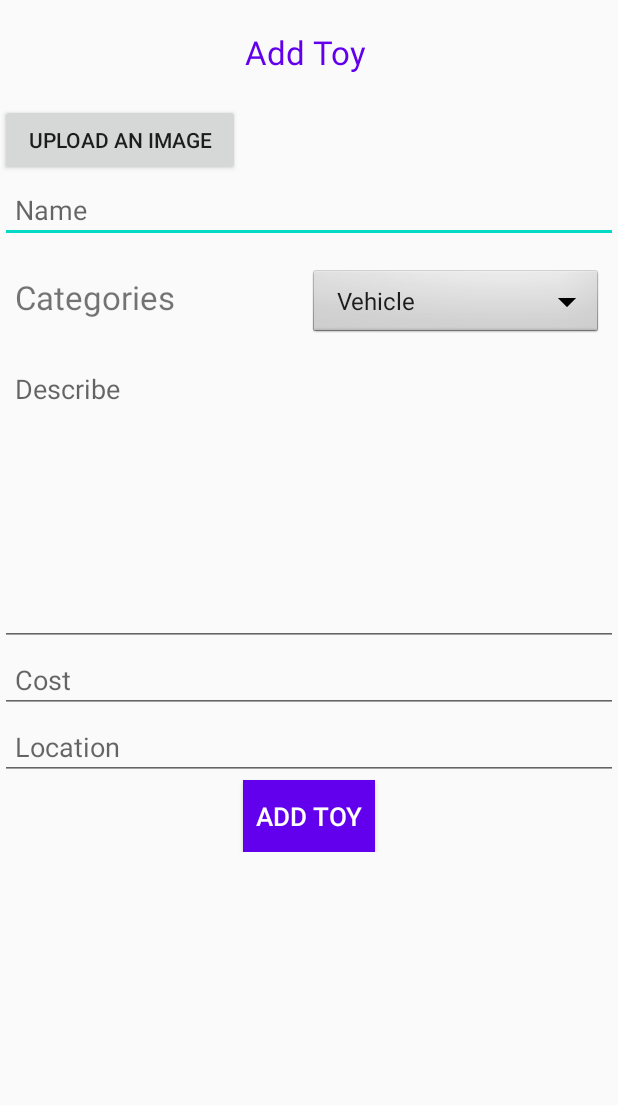
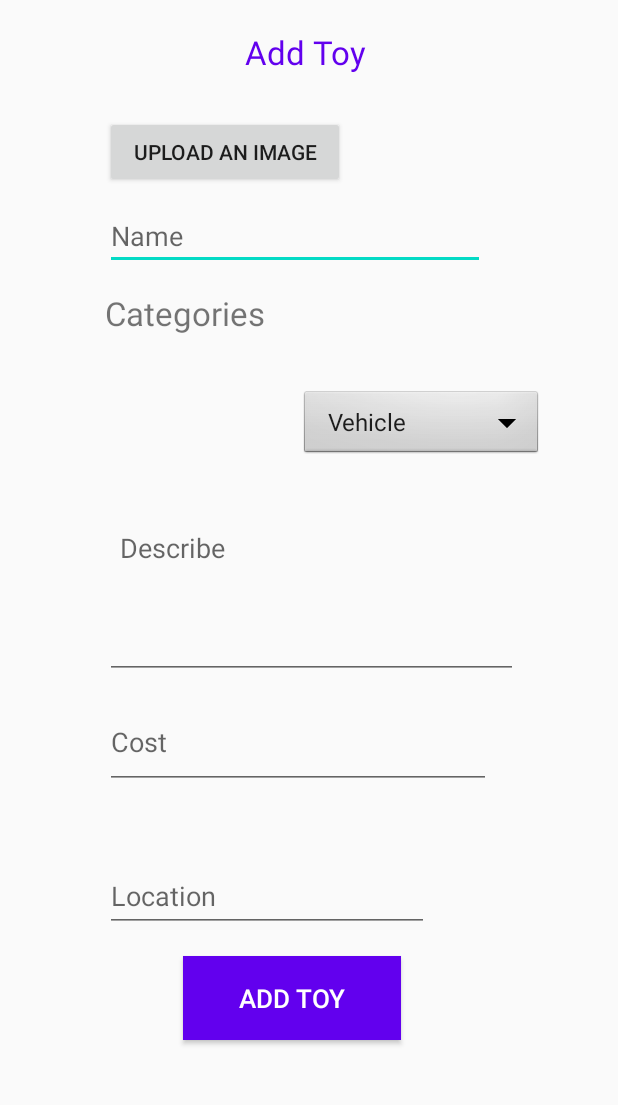
Before and after one commit to arselan95/Toy-Trader-Android-Application, an Android app: the screen it shows after launch once a user with an empty profile is signed in (UploadToy), in the side drawer, after a tap on "Add Toys", on a phone screen of 412 x 824 dp, the part 84-1189 px from its top. Run offline under Robolectric (Android 15) with nearby library versions, the phone set to English and light mode, and no system bars; our stand-ins replace Firebase (no records; nobody signed in at launch, a user with empty details on screens opened directly).

Commit message:
Integration of upload toy

```diff
--- a/ToyTrader/app/build.gradle
+++ b/ToyTrader/app/build.gradle
@@ -32,8 +32,10 @@ dependencies {
     implementation 'com.google.firebase:firebase-firestore:17.0.4'
     implementation 'com.google.firebase:firebase-core:16.0.1'
     implementation 'com.google.firebase:firebase-auth'
+    implementation 'com.google.firebase:firebase-storage'
     implementation 'com.google.android.material:material:1.0.0'
     implementation 'androidx.legacy:legacy-support-v4:1.0.0'
+
     testImplementation 'junit:junit:4.12'
     androidTestImplementation 'androidx.test.ext:junit:1.1.2'
     androidTestImplementation 'androidx.test.espresso:espresso-core:3.3.0'
--- a/ToyTrader/app/src/main/AndroidManifest.xml
+++ b/ToyTrader/app/src/main/AndroidManifest.xml
@@ -2,6 +2,10 @@
 <manifest xmlns:android="http://schemas.android.com/apk/res/android"
     package="com.example.toytrader">
 
+    <uses-permission android:name="android.permission.INTERNET" />
+    <uses-permission android:name="android.permission.CAMERA" />
+    <uses-permission android:name="android.permission.READ_EXTERNAL_STORAGE" />
+    <uses-permission android:name="android.permission.WRITE_EXTERNAL_STORAGE" />
 
     <application
         android:allowBackup="true"
--- a/ToyTrader/app/src/main/java/com/example/toytrader/UploadToy.java
+++ b/ToyTrader/app/src/main/java/com/example/toytrader/UploadToy.java
@@ -2,14 +2,21 @@ package com.example.toytrader;
 
 import androidx.annotation.NonNull;
 import androidx.appcompat.app.ActionBarDrawerToggle;
+import androidx.appcompat.app.AlertDialog;
 import androidx.appcompat.app.AppCompatActivity;
 import androidx.appcompat.widget.Toolbar;
+import androidx.core.app.ActivityCompat;
 import androidx.core.view.GravityCompat;
 import androidx.drawerlayout.widget.DrawerLayout;
 
 
+import android.Manifest;
+import android.content.DialogInterface;
 import android.content.Intent;
+import android.net.Uri;
 import android.os.Bundle;
+import android.provider.MediaStore;
+import android.view.LayoutInflater;
 import android.view.Menu;
 import android.view.MenuInflater;
 import android.view.MenuItem;
@@ -18,21 +25,30 @@ import android.widget.AdapterView;
 import android.widget.ArrayAdapter;
 import android.widget.Button;
 import android.widget.EditText;
+import android.widget.ImageView;
+import android.widget.ProgressBar;
 import android.widget.Spinner;
 import android.widget.Toast;
 
 import com.google.android.material.navigation.NavigationView;
 
+import java.util.HashMap;
+import java.util.Map;
+
 public class UploadToy extends AppCompatActivity implements AdapterView.OnItemSelectedListener,
-        NavigationView.OnNavigationItemSelectedListener {
+        NavigationView.OnNavigationItemSelectedListener, FirebaseListener {
 
-    EditText name, tags, location, cost, description, image;
-
+    private EditText name, tags, location, cost, description;
+    private Button uploadImageButton;
+    private ImageView imageView ;
+    private Uri selectedImage;
     private Spinner spinner;
-    private static final String[] paths = {"Vehicle", "Soft toys", "Party Toys", "Dolls", "Electronics"};
+    private ProgressBar progressSpinner;
+    private Map toyData;
+    private static final String[] paths = {"Vehicle", "Soft Toys", "Party Toys", "Dolls", "Electronics"};
     private DrawerLayout drawer;
-    String category="";
-
+    String category = "";
+    private static final int PERMISSION_REQUEST_CODE = 200;
 
     @Override
     protected void onCreate(Bundle savedInstanceState) {
@@ -51,19 +67,84 @@ public class UploadToy extends AppCompatActivity implements AdapterView.OnItemSe
         toggle.syncState();
 
 
-        spinner = (Spinner)findViewById(R.id.categories);
-        ArrayAdapter<String>adapter = new ArrayAdapter<String>(UploadToy.this,
-                android.R.layout.simple_spinner_item,paths);
-
+        spinner = (Spinner) findViewById(R.id.categories);
+        ArrayAdapter<String> adapter = new ArrayAdapter<String>(UploadToy.this,
+                android.R.layout.simple_spinner_item, paths);
 
 
         adapter.setDropDownViewResource(android.R.layout.simple_spinner_dropdown_item);
         spinner.setAdapter(adapter);
         spinner.setOnItemSelectedListener(this);
 
+        setupViews();
+        setupTextWatchers();
+        setupButtonClick();
+    }
+
+    private void setupViews() {
+        name = findViewById(R.id.nametext);
+        location = findViewById(R.id.locationtext);
+        cost = findViewById(R.id.costtext);
+        description = findViewById(R.id.descriptiontext);
+        uploadImageButton = findViewById(R.id.imagesrc);
+        imageView = findViewById(R.id.upload_toy_image);
+        progressSpinner = (ProgressBar) findViewById(R.id.progressBar_cyclic);
+        progressSpinner.setVisibility(View.GONE);
+    }
+
+    private void setupTextWatchers() {
+        name.addTextChangedListener(new CustomTextWatcher(name));
+        location.addTextChangedListener(new CustomTextWatcher(location));
+        cost.addTextChangedListener(new CustomTextWatcher(cost));
+        description.addTextChangedListener(new CustomTextWatcher(description));
+    }
+
+    private void setupButtonClick() {
+        final UploadToy ut = this;
+        uploadImageButton.setOnClickListener(new View.OnClickListener() {
+            @Override
+            public void onClick(View view) {
+                ActivityCompat.requestPermissions(ut,new String[]{Manifest.permission.CAMERA, Manifest.permission.READ_EXTERNAL_STORAGE},
+                        PERMISSION_REQUEST_CODE );
+                showDialog("Select an Option");
+            }
+        });
+    }
+
+    private void showDialog(String text) {
+        AlertDialog.Builder builder = new AlertDialog.Builder(this);
+        builder.setMessage(text);
+        builder.setMessage("Pick One").setCancelable(true).setNegativeButton("Gallery", new DialogInterface.OnClickListener() {
+            public void onClick(DialogInterface dialog, int id) {
+                Intent pickPhoto = new Intent(Intent.ACTION_PICK,
+                        android.provider.MediaStore.Images.Media.EXTERNAL_CONTENT_URI);
+                startActivityForResult(pickPhoto , 1);
+            }
+        }).setPositiveButton("Camera", new DialogInterface.OnClickListener() {
+            public void onClick(DialogInterface dialog, int id) {
+                Intent takePicture = new Intent(MediaStore.ACTION_IMAGE_CAPTURE);
+                startActivityForResult(takePicture, 0);
+            }
+        });
+        AlertDialog alertDialog = builder.create();
+        alertDialog.show();
+    }
 
 
+    protected void onActivityResult(int requestCode, int resultCode, Intent imageReturnedIntent) {
+        super.onActivityResult(requestCode, resultCode, imageReturnedIntent);
+        switch(requestCode) {
+            case 0:
+            case 1:
+                if(resultCode == RESULT_OK){
+                    selectedImage = imageReturnedIntent.getData();
+                    imageView.setVisibility(View.VISIBLE);
+                    imageView.setImageURI(selectedImage);
+                }
+                break;
+        }
     }
+
 
     @Override
     public void onItemSelected(AdapterView<?> parent, View view, int position, long id) {
@@ -71,23 +152,23 @@ public class UploadToy extends AppCompatActivity implements AdapterView.OnItemSe
         switch (position) {
             //retrive this string on category page
             case 0:
-                category = "Vehicle";
+                category = Constants.VEHICLE;
                 Toast.makeText(parent.getContext(), "Vehicles selected!", Toast.LENGTH_SHORT).show();
                 break;
             case 1:
-                category = "Soft Toy";
+                category = Constants.SOFT_TOYS;
                 Toast.makeText(parent.getContext(), "Soft Toys selected!", Toast.LENGTH_SHORT).show();
                 break;
             case 2:
-                category = "Toy";
-                    Toast.makeText(parent.getContext(), "Party Toys Selected!", Toast.LENGTH_SHORT).show();
+                category = Constants.PARTY_TOYS;
+                Toast.makeText(parent.getContext(), "Party Toys Selected!", Toast.LENGTH_SHORT).show();
                 break;
             case 3:
-                category = "Dolls";
+                category = Constants.DOLLS;
                 Toast.makeText(parent.getContext(), "Dolls Selected!", Toast.LENGTH_SHORT).show();
                 break;
             case 4:
-                category = "Electronics";
+                category = Constants.ELECTRONICS;
                 Toast.makeText(parent.getContext(), "Electronics Selected!", Toast.LENGTH_SHORT).show();
                 break;
 
@@ -97,10 +178,10 @@ public class UploadToy extends AppCompatActivity implements AdapterView.OnItemSe
 
     @Override
     public void onBackPressed() {
-        if(drawer.isDrawerOpen(GravityCompat.START)){
+        if (drawer.isDrawerOpen(GravityCompat.START)) {
             drawer.closeDrawer(GravityCompat.START);
         } else
-        super.onBackPressed();
+            super.onBackPressed();
     }
 
     @Override
@@ -122,7 +203,7 @@ public class UploadToy extends AppCompatActivity implements AdapterView.OnItemSe
 
     @Override
     public boolean onNavigationItemSelected(@NonNull MenuItem menuItem) {
-        switch (menuItem.getItemId()){
+        switch (menuItem.getItemId()) {
             case R.id.nav_profile:
                 Intent intent2 = new Intent(this, ProfileActivity.class);
                 startActivity(intent2);
@@ -151,12 +232,58 @@ public class UploadToy extends AppCompatActivity implements AdapterView.OnItemSe
         return true;
     }
 
-    public void addtoy(View V)
-    {
-        Intent i = new Intent (this, UserHomeActivity.class);
+    private Boolean checkValidations() {
+        if(selectedImage == null) {
+            SnackbarHelper.showMessage("Please select a toy image", this.getCurrentFocus());
+            return false;
+        }else if(name.getText().toString().isEmpty()) {
+            SnackbarHelper.showMessage("Please enter toy name", this.getCurrentFocus());
+            return false;
+        }else if(category.isEmpty()) {
+            SnackbarHelper.showMessage("Please select a category", this.getCurrentFocus());
+            return false;
+        }else if(description.getText().toString().isEmpty()) {
+            SnackbarHelper.showMessage("Please enter some toy description", this.getCurrentFocus());
+            return false;
+        }else if(cost.getText().toString().isEmpty()) {
+            SnackbarHelper.showMessage("Please enter some cost for the toy", this.getCurrentFocus());
+            return false;
+        }else if(location.getText().toString().isEmpty()) {
+            SnackbarHelper.showMessage("Please enter the address for the toy", this.getCurrentFocus());
+            return false;
+        }
+        toyData = new HashMap();
+        toyData.put("category", category);
+        toyData.put("cost", Float.parseFloat(cost.getText().toString()));
+        toyData.put("description", description.getText().toString());
+        toyData.put("location", location.getText().toString());
+        toyData.put("name", name.getText().toString());
+        toyData.put("userid", FirebaseHelper.getInstance().getFirebaseUser().getUid());
+        return true;
+    }
 
-        i.putExtra("cate", category);
-        startActivity(i);
+    public void addtoy(View V) {
+        if(checkValidations()){
+            progressSpinner.setVisibility(View.VISIBLE);
+            FirebaseHelper.getInstance().uploadToyWithData(toyData, selectedImage, this);
+        }
+    }
+
+    @Override
+    public <T> void getFBData(T event) {
+        progressSpinner.setVisibility(View.GONE);
+        if(event instanceof String) {
+            SnackbarHelper.showMessage((String) event, this.getCurrentFocus());
+        }else if (event instanceof Boolean) {
+            SnackbarHelper.showMessage("Uploaded Successfully! ", this.getCurrentFocus());
+            Intent i = new Intent(this, UserHomeActivity.class);
+            startActivity(i);
+            this.finish();
+        }
+    }
+
+    @Override
+    public <T> void updateFBResult(T event) {
 
     }
-    }
+}
--- a/ToyTrader/app/src/main/res/layout/activity_upload_toy.xml
+++ b/ToyTrader/app/src/main/res/layout/activity_upload_toy.xml
@@ -10,6 +10,7 @@
     tools:fitsSystemWindows="true"
     tools:openDrawer="start">
 
+
     <LinearLayout
         android:layout_width="match_parent"
         android:layout_height="match_parent"
@@ -19,15 +20,14 @@
             android:id="@+id/action_bar"
             layout="@layout/action_bar"></include>
 
-        <FrameLayout
+        <ScrollView
+            android:layout_width="wrap_content"
+            android:layout_height="wrap_content">
+
+            <LinearLayout
                 android:id="@+id/fragment_container"
                 android:layout_width="match_parent"
-            android:layout_height="match_parent">
-
-            <LinearLayout
-                android:layout_width="match_parent"
-                android:layout_height="wrap_content"
-                android:gravity="left"
+                android:layout_height="match_parent"
                 android:orientation="vertical">
 
                 <TextView
@@ -41,53 +41,89 @@
                     android:textSize="22sp"
                     tools:textStyle="bold" />
 
+                <LinearLayout
+                    android:layout_width="wrap_content"
+                    android:layout_height="wrap_content"
+                    android:orientation="vertical">
+
                 <Button
                     android:id="@+id/imagesrc"
                     android:layout_width="wrap_content"
                     android:layout_height="wrap_content"
+                    android:layout_marginStart="70dp"
+                    android:layout_marginTop="8dp"
+                    android:layout_marginEnd="30dp"
+                    android:layout_marginRight="135dp"
+                    android:layout_marginBottom="1dp"
                     android:ems="10"
-                    android:padding="10dp"
                     android:text="Upload an Image" />
+
+                <ImageView
+                    android:id="@+id/upload_toy_image"
+                    android:layout_width="60dp"
+                    android:layout_height="60dp"
+                    android:maxWidth="60dp"
+                    android:maxHeight="60dp"
+                    android:layout_marginStart="70dp"
+                    android:layout_marginTop="8dp"
+                    android:visibility="gone"/>
+                </LinearLayout>
 
                 <EditText
                     android:id="@+id/nametext"
-                    android:layout_width="match_parent"
+                    android:layout_width="253dp"
                     android:layout_height="wrap_content"
+                    android:layout_marginStart="70dp"
+                    android:layout_marginLeft="67dp"
+                    android:layout_marginTop="8dp"
+                    android:layout_marginEnd="135dp"
+                    android:layout_marginRight="135dp"
                     android:layout_marginBottom="6dp"
                     android:ems="10"
                     android:hint="Name"
-                    android:inputType="textPersonName"
-                    android:padding="10dp" />
+                    android:inputType="textPersonName" />
 
-                <LinearLayout
-                    android:layout_width="match_parent"
-                    android:layout_height="match_parent"
-                    android:orientation="horizontal"
-                    android:padding="10dp">
 
                 <TextView
                     android:id="@+id/categoriestext"
-                        android:layout_width="0dp"
+                    android:layout_width="match_parent"
                     android:layout_height="wrap_content"
-                        android:layout_weight="1"
+                    android:layout_marginStart="70dp"
+                    android:layout_marginLeft="67dp"
+                    android:layout_marginTop="8dp"
+                    android:layout_marginEnd="200dp"
+                    android:layout_marginRight="135dp"
+                    android:layout_marginBottom="27dp"
                     android:text="Categories "
                     android:textSize="22sp"
                     tools:textStyle="bold" />
 
+
                 <Spinner
                     android:id="@+id/categories"
-                        android:layout_width="0dp"
+                    android:layout_width="match_parent"
                     android:layout_height="wrap_content"
-                        android:layout_weight="1"
+                    android:layout_marginStart="200dp"
+                    android:layout_marginLeft="67dp"
+                    android:layout_marginTop="8dp"
+                    android:layout_marginEnd="50dp"
+                    android:layout_marginRight="135dp"
+                    android:layout_marginBottom="27dp"
                     android:background="@android:drawable/btn_dropdown"
                     android:spinnerMode="dropdown"
                     android:text="Tags" />
-                </LinearLayout>
+
 
                 <EditText
                     android:id="@+id/descriptiontext"
-                    android:layout_width="match_parent"
-                    android:layout_height="wrap_content"
+                    android:layout_width="275dp"
+                    android:layout_height="110dp"
+                    android:layout_marginStart="70dp"
+                    android:layout_marginLeft="66dp"
+                    android:layout_marginTop="8dp"
+                    android:layout_marginEnd="76dp"
+                    android:layout_marginRight="76dp"
+                    android:layout_marginBottom="3dp"
                     android:ems="10"
                     android:gravity="top"
                     android:hint="Describe "
@@ -99,40 +135,62 @@
 
                 <EditText
                     android:id="@+id/costtext"
-                    android:layout_width="match_parent"
-                    android:layout_height="wrap_content"
+                    android:layout_width="257dp"
+                    android:layout_height="62dp"
+                    android:layout_marginStart="70dp"
+                    android:layout_marginLeft="67dp"
+                    android:layout_marginTop="8dp"
+                    android:layout_marginEnd="135dp"
+                    android:layout_marginRight="135dp"
+                    android:layout_marginBottom="39dp"
                     android:ems="10"
                     android:hint="Cost"
-                    android:inputType="textPersonName"
-                    android:padding="10dp" />
+                    android:inputType="textPersonName" />
 
                 <EditText
                     android:id="@+id/locationtext"
-                    android:layout_width="match_parent"
-                    android:layout_height="wrap_content"
+                    android:layout_width="216dp"
+                    android:layout_height="48dp"
+                    android:layout_marginStart="70dp"
+                    android:layout_marginLeft="67dp"
+                    android:layout_marginTop="8dp"
+                    android:layout_marginEnd="135dp"
+                    android:layout_marginRight="135dp"
+                    android:layout_marginBottom="8dp"
                     android:ems="10"
                     android:hint="Location"
-                    android:inputType="textPersonName"
-                    android:padding="10dp" />
+                    android:inputType="textPersonName" />
+
+                <ProgressBar
+                    android:id="@+id/progressBar_cyclic"
+                    android:layout_width="wrap_content"
+                    android:layout_height="wrap_content"
+                    android:minHeight="50dp"
+                    android:minWidth="50dp"
+                    android:layout_gravity="center"
+                    android:layout_centerVertical="true"
+                    android:layout_centerHorizontal="true" />
 
                 <Button
                     android:id="@+id/button2"
-                    android:layout_width="wrap_content"
-                    android:layout_height="wrap_content"
-
-                    android:layout_gravity="center"
+                    android:layout_width="145dp"
+                    android:layout_height="56dp"
+                    android:layout_marginStart="122dp"
+                    android:layout_marginTop="8dp"
+                    android:layout_marginEnd="201dp"
+                    android:layout_marginRight="201dp"
+                    android:layout_marginBottom="8dp"
                     android:background="@color/colorPrimary"
-                    android:gravity="center|center_horizontal"
+                    android:gravity="center"
                     android:onClick="addtoy"
                     android:text="Add toy"
                     android:textColor="@android:color/white"
+                    android:textSize="17sp"
+                    />
 
-                    android:textSize="17sp" />
             </LinearLayout>
-
-
-        </FrameLayout>
-
+        </ScrollView>
+>>>>>>> Integration of upload toy
 
     </LinearLayout>
 
```
Also changed, not shown: ToyTrader/app/src/main/java/com/example/toytrader/CategoryView.java (+17 -57 lines), ToyTrader/app/src/main/java/com/example/toytrader/Constants.java (added, +9 -0 lines), ToyTrader/app/src/main/java/com/example/toytrader/FirebaseHelper.java (+89 -9 lines), ToyTrader/app/src/main/java/com/example/toytrader/UserHomeActivity.java (+61 -76 lines). Lines whose indentation alone changed are shown as unchanged.
